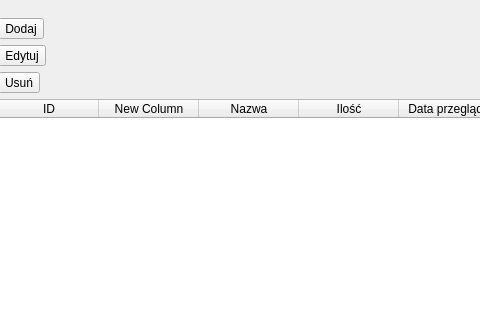
Old version of the form mainwindow.ui in the repository skb-it/FitAdmin_v1; both pictures show x 226 to 706 and y 0 to 320 of the 1044 by 731 pixel window.
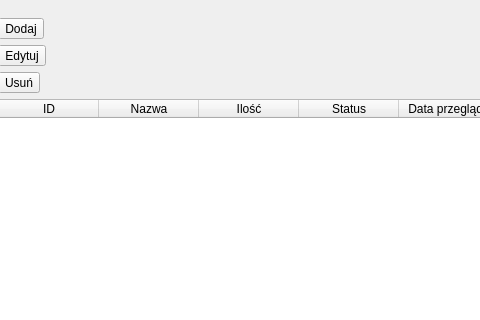
New version of the form. Icons and pictures are not drawn.

Commit message: ostatnie szlify

```diff
--- a/mainwindow.ui
+++ b/mainwindow.ui
@@ -993,11 +993,6 @@
             <string>ID</string>
            </property>
           </column>
-          <column>
-           <property name="text">
-            <string>New Column</string>
-           </property>
-          </column>
           <column>
            <property name="text">
             <string>Nazwa</string>
@@ -1008,6 +1003,11 @@
             <string>Ilość</string>
            </property>
           </column>
+          <column>
+           <property name="text">
+            <string>Status</string>
+           </property>
+          </column>
           <column>
            <property name="text">
             <string>Data przeglądu</string>
```
Left out of the diff: 6 changed lines with no effect on the pictures. The commit also changes 2 other files.
